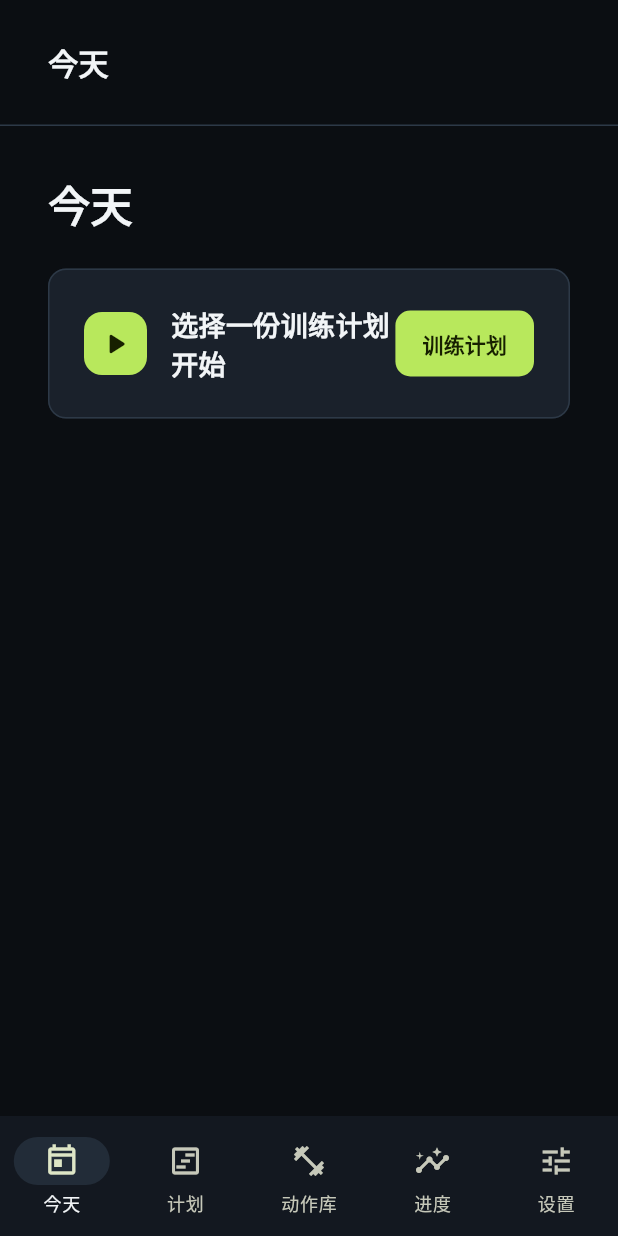
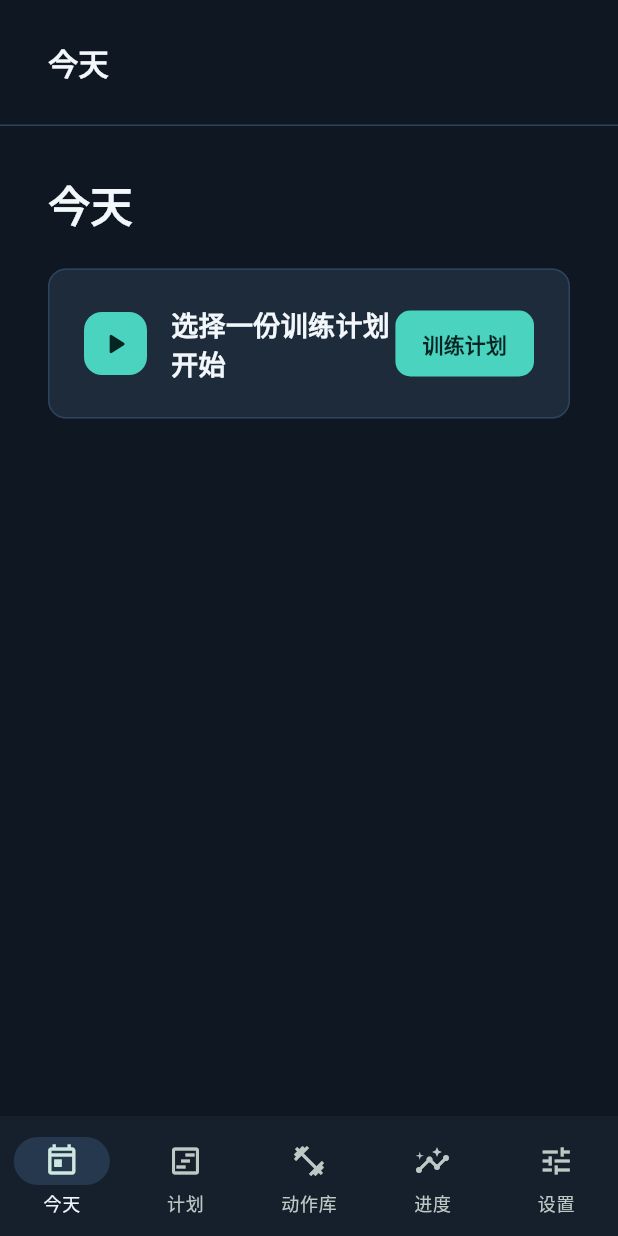
Before and after one commit to Garvanzz/training-book, a Flutter app: the screen it shows after launch, on a phone screen of 412 x 824 dp. Run offline on Flutter 3.47's test engine with Material 3 defaults, Android fonts, the phone set to English and light mode, and no system bars; our stand-ins replace flutter_secure_storage, shared_preferences, sqflite, sqflite_common_ffi; missing offline and left inert: file_selector, media_kit, media_kit_video; accounts and stored records are empty; Roboto replaces fonts that are missing (Microsoft YaHei UI).

Commit message:
ui: apply deep-blue palette (spec plan A)

```diff
--- a/apps/client_flutter/lib/core/theme/app_theme.dart
+++ b/apps/client_flutter/lib/core/theme/app_theme.dart
@@ -1,18 +1,18 @@
 import 'package:flutter/material.dart';
 
 abstract final class AppColors {
-  static const canvas = Color(0xFF0B0E12);
-  static const surface = Color(0xFF131820);
-  static const surfaceRaised = Color(0xFF1A212B);
-  static const surfaceInteractive = Color(0xFF222C38);
-  static const border = Color(0xFF2D3947);
-  static const text = Color(0xFFF2F5F7);
-  static const muted = Color(0xFF9CA9B8);
-  static const accent = Color(0xFFB8E85C);
-  static const accentInk = Color(0xFF172000);
-  static const info = Color(0xFF78B7FF);
+  static const canvas = Color(0xFF0F1722);
+  static const surface = Color(0xFF16202D);
+  static const surfaceRaised = Color(0xFF1E2B3B);
+  static const surfaceInteractive = Color(0xFF26384E);
+  static const border = Color(0xFF2E435C);
+  static const text = Color(0xFFF2F7FB);
+  static const muted = Color(0xFF93A8BD);
+  static const accent = Color(0xFF4AD4C0);
+  static const accentInk = Color(0xFF052422);
+  static const info = Color(0xFF6FB6FF);
   static const warning = Color(0xFFF5C56B);
-  static const danger = Color(0xFFFF8383);
+  static const danger = Color(0xFFFF8B84);
 }
 
 abstract final class AppTheme {
```
Also changed, not shown: 1 other file.
